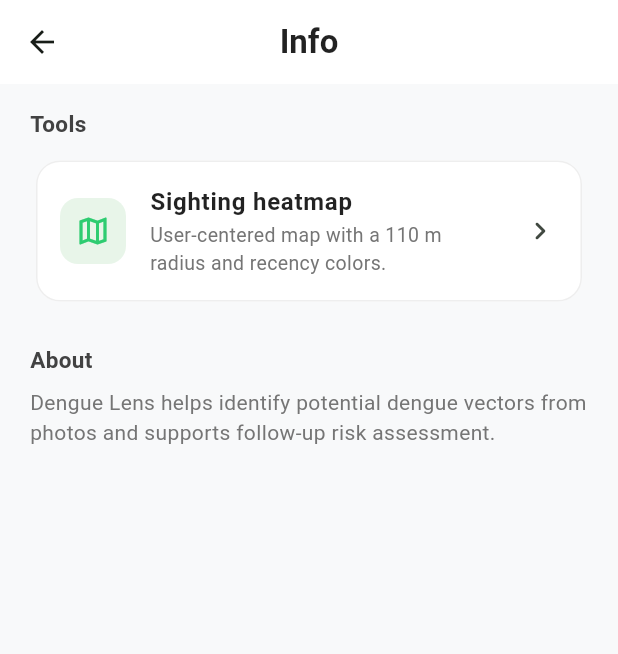
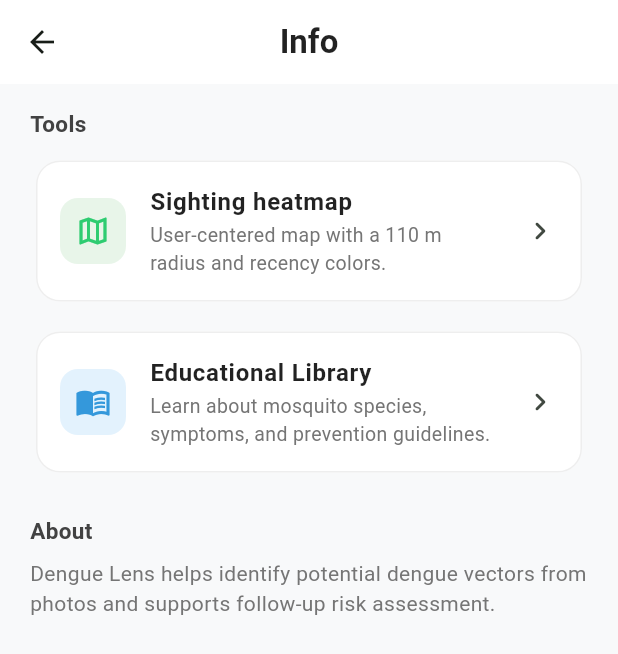
Before and after one commit to pilingdev/DengueLens, a Flutter app: the screen it shows after launch, item 5 of the bottom bar chosen, on a phone screen of 412 x 824 dp. Shown: the top 654 px of the screen. Run offline on Flutter 3.47's test engine with Material 3 defaults, Android fonts, the phone set to English and light mode, and no system bars; our stand-ins replace file_picker, flutter_map, google_fonts, hive, hive_flutter, image_picker and 1 more; missing offline and left inert: tflite_flutter; accounts and stored records are empty; statements that could not run were skipped.

Commit message:
UI polishing and educational library on the info screen

```diff
--- a/DengueLens_Updated/DengueLens/lib/Screens/dengue_lens_info.dart
+++ b/DengueLens_Updated/DengueLens/lib/Screens/dengue_lens_info.dart
@@ -1,5 +1,6 @@
 import 'package:flutter/material.dart';
 import 'point_map_screen.dart';
+import 'educational_library_screen.dart';
 
 class DengueLensInfo extends StatelessWidget {
   const DengueLensInfo({super.key});
@@ -71,6 +72,48 @@
               },
             ),
           ),
+          const SizedBox(height: 12),
+          Card(
+            elevation: 0,
+            color: Colors.white,
+            shape: RoundedRectangleBorder(
+              borderRadius: BorderRadius.circular(16),
+              side: BorderSide(color: Colors.grey[200]!),
+            ),
+            child: ListTile(
+              contentPadding: const EdgeInsets.symmetric(
+                horizontal: 16,
+                vertical: 8,
+              ),
+              leading: Container(
+                padding: const EdgeInsets.all(10),
+                decoration: BoxDecoration(
+                  color: const Color(0xFFE3F2FD),
+                  borderRadius: BorderRadius.circular(12),
+                ),
+                child: const Icon(Icons.menu_book, color: Color(0xFF3498DB)),
+              ),
+              title: const Text(
+                'Educational Library',
+                style: TextStyle(
+                  fontWeight: FontWeight.bold,
+                  color: Colors.black87,
+                ),
+              ),
+              subtitle: Text(
+                'Learn about mosquito species, symptoms, and prevention guidelines.',
+                style: TextStyle(fontSize: 13, color: Colors.grey[600]),
+              ),
+              trailing: const Icon(Icons.chevron_right_rounded),
+              onTap: () {
+                Navigator.of(context).push(
+                  MaterialPageRoute<void>(
+                    builder: (context) => const EducationalLibraryScreen(),
+                  ),
+                );
+              },
+            ),
+          ),
           const SizedBox(height: 24),
           Text(
             'About',
--- a/DengueLens_Updated/DengueLens/lib/Screens/symptom_questionnaire_screen.dart
+++ b/DengueLens_Updated/DengueLens/lib/Screens/symptom_questionnaire_screen.dart
@@ -148,7 +148,7 @@
       MaterialPageRoute(
         builder: (_) => SymptomResultScreen(
           symptomCount: _noSymptoms ? 0 : _selectedCount,
-          totalSymptoms: _noSymptoms ? 1 : _symptoms.length,
+          totalSymptoms: _symptoms.length,
           selectedSymptoms: selected,
           mosquitoType: widget.mosquitoType,
         ),
```
Also changed, not shown: DengueLens_Updated/DengueLens/lib/Screens/symptom_result_screen.dart (+30 -25 lines), 1 other file.
